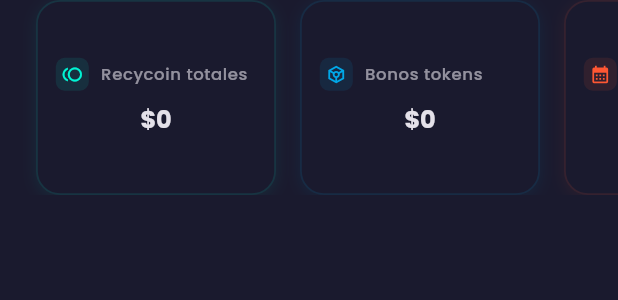
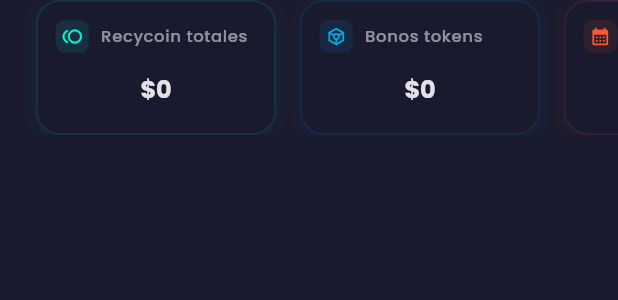
Before and after one commit to atorress91/flutter-app, a Flutter app: the StatsCarousel widget shown alone on an empty page, opened directly with empty values, on a phone screen of 412 x 824 dp. Shown: the top 300 px of the screen. Run offline on Flutter 3.47's test engine with Material 3 defaults, Android fonts, the phone set to English and light mode, and no system bars; our stand-ins replace connectivity_plus, custom_refresh_indicator, device_info_plus, equatable, firebase_core, fl_chart and 7 more; missing offline and left inert: network_info_plus; accounts and stored records are empty; network calls fail.

Commit message:
- Replace `Expanded` with `Flexible` in `InfoCard` title widget to improve layout behavior and wrapping. - Adjust height of `StatsCarousel` to enhance visual spacing.

```diff
--- a/lib/core/common/widgets/info_card.dart
+++ b/lib/core/common/widgets/info_card.dart
@@ -58,7 +58,7 @@ class InfoCard extends StatelessWidget {
                 child: Icon(icon, color: color, size: 14),
               ),
               const SizedBox(width: 8),
-              Expanded(
+              Flexible( // Use Flexible to allow the title to shrink and wrap
                 child: Text(
                   title,
                   style: textTheme.bodySmall?.copyWith(
@@ -72,7 +72,7 @@ class InfoCard extends StatelessWidget {
             ],
           ),
           const SizedBox(height: 8),
-          Flexible(
+          Expanded(
             child: FittedBox(
               fit: BoxFit.scaleDown,
               alignment: Alignment.center,
--- a/lib/features/dashboard/presentation/widgets/stats_carousel/stats_carousel.dart
+++ b/lib/features/dashboard/presentation/widgets/stats_carousel/stats_carousel.dart
@@ -14,7 +14,7 @@ class StatsCarousel extends StatelessWidget {
     final stats = HomeData.getStatsData(balance);
 
     return SizedBox(
-      height: 130,
+      height:90,
       child: ListView.separated(
         scrollDirection: Axis.horizontal,
         padding: const EdgeInsets.symmetric(horizontal: 24),
```
